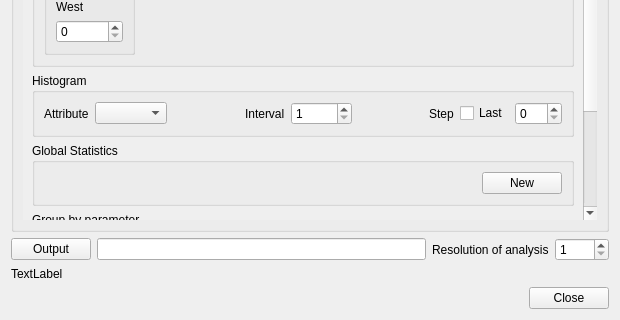
xrubio/pandora, file cassandra/uis/AgentAnalysis.ui: the form before one commit; both pictures show x 0 to 620 and y 326 to 646 of the 620 by 646 pixel window.
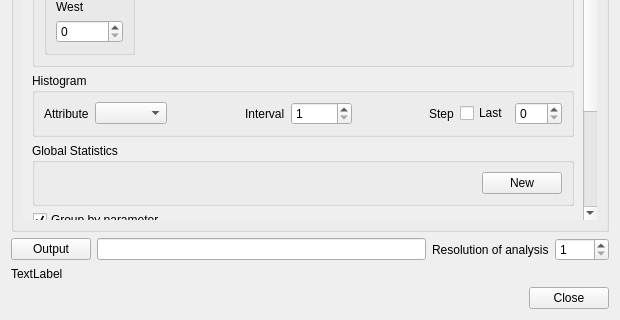
The form after the commit. The open tabs and pages were chosen to show the change.

The edit to the form file:
```diff
--- a/cassandra/uis/AgentAnalysis.ui
+++ b/cassandra/uis/AgentAnalysis.ui
@@ -117,7 +117,7 @@
          <property name="geometry">
           <rect>
            <x>0</x>
-           <y>0</y>
+           <y>-171</y>
            <width>571</width>
            <height>440</height>
           </rect>
@@ -379,6 +379,9 @@
               <property name="title">
                <string>Group by parameter</string>
               </property>
+              <property name="checkable">
+               <bool>true</bool>
+              </property>
               <layout class="QHBoxLayout" name="horizontalLayout">
                <item>
                 <widget class="QTreeWidget" name="paramsTree">
```
Left out of the diff: 2 changed lines with no effect on the pictures.
